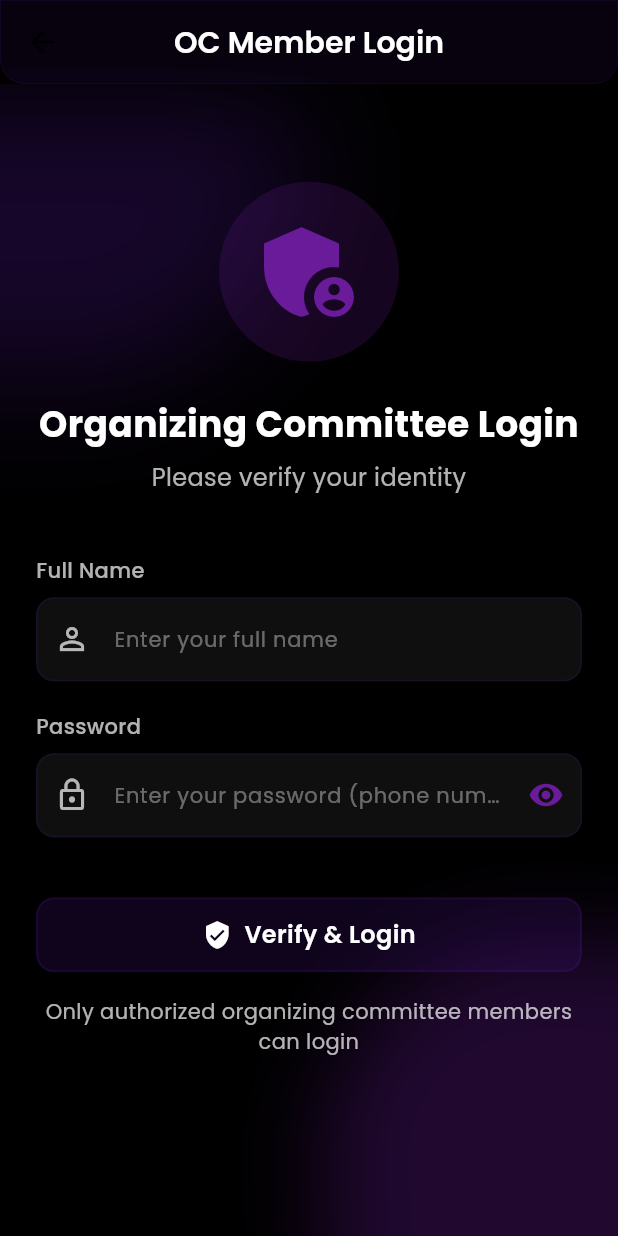
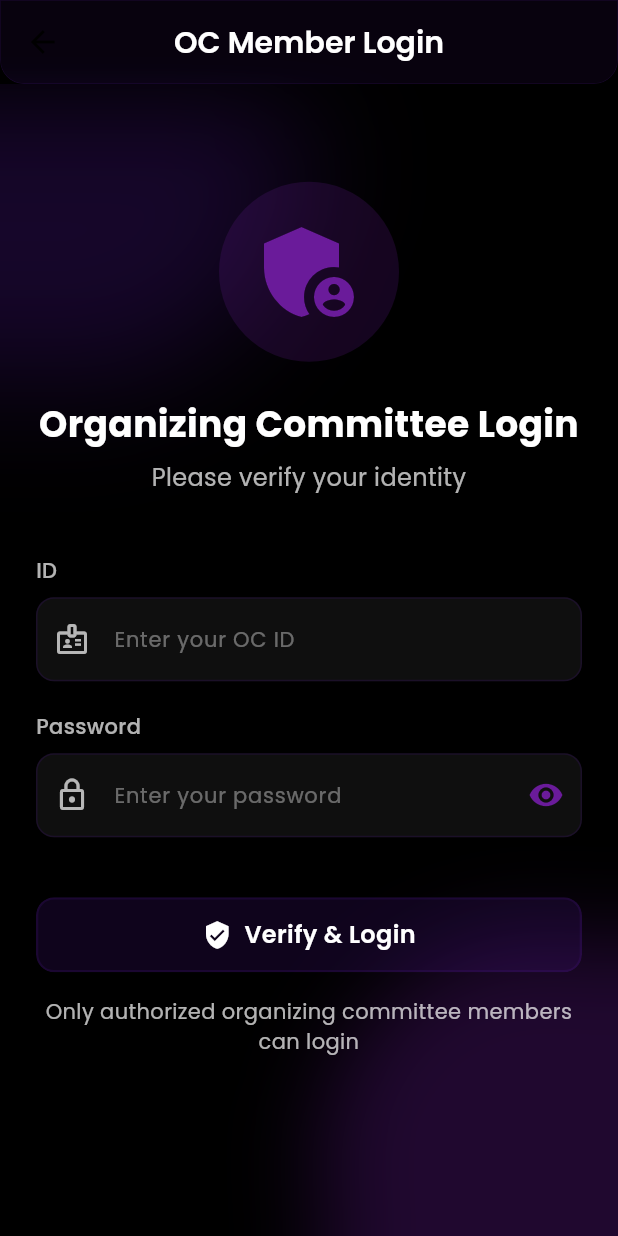
Before and after one commit to 32rohith/spectrum25, a Flutter app: the screen it shows after launch, after a tap on "Log in", on a phone screen of 412 x 824 dp. Run offline on Flutter 3.47's test engine with Material 3 defaults, Android fonts, the light colour scheme and no system bars; our stand-ins replace cloud_firestore, csv, firebase_auth, firebase_core, google_fonts, qr_flutter; missing offline and left inert: mobile_scanner, qr; accounts and stored records are empty.

Commit message:
oc id pwd

```diff
--- a/assets/octest.csv
+++ b/assets/octest.csv
@@ -1,2 +1,2 @@
-Name,Phone
-Octest,123456789
+ID,Password
+Spectrum25,ospc*csed321
--- a/lib/screens/oc_login_screen.dart
+++ b/lib/screens/oc_login_screen.dart
@@ -15,15 +15,15 @@ class OCLoginScreen extends StatefulWidget {
 }
 
 class _OCLoginScreenState extends State<OCLoginScreen> {
-  final _nameController = TextEditingController();
-  final _phoneController = TextEditingController();
+  final _idController = TextEditingController();
+  final _passwordController = TextEditingController();
   final _formKey = GlobalKey<FormState>();
   bool _isLoading = false;
   String? _errorMessage;
   bool _showPassword = false;
 
-  // OC member data & login security
-  List<List<dynamic>> _ocMembersData = [];
+  // OC login credentials
+  List<List<dynamic>> _ocCredentials = [];
   int _loginAttempts = 0;
   int _maxLoginAttempts = 5;
   bool _lockoutActive = false;
@@ -33,53 +33,49 @@ class _OCLoginScreenState extends State<OCLoginScreen> {
   @override
   void initState() {
     super.initState();
-    _loadOCMembersData();
+    _loadOCCredentials();
   }
 
-  Future<void> _loadOCMembersData() async {
+  Future<void> _loadOCCredentials() async {
     try {
       // Load the CSV file from assets
       final String csvData = await rootBundle.loadString('assets/octest.csv');
 
       // Parse the CSV data
-      _ocMembersData = const CsvToListConverter().convert(csvData);
+      _ocCredentials = const CsvToListConverter().convert(csvData);
 
-      print('Loaded ${_ocMembersData.length} OC members records');
+      print('Loaded OC credentials');
     } catch (e) {
-      print('Error loading OC members data: $e');
+      print('Error loading OC credentials: $e');
       setState(() {
-        _errorMessage = 'Error loading OC members data. Please try again.';
+        _errorMessage = 'Error loading OC credentials. Please try again.';
       });
     }
   }
 
   @override
   void dispose() {
-    _nameController.dispose();
-    _phoneController.dispose();
+    _idController.dispose();
+    _passwordController.dispose();
     super.dispose();
   }
 
-  // Verify if user exists in OC members data
-  bool _verifyOCMember(String name, String phone) {
-    if (_ocMembersData.isEmpty) {
+  // Verify if credentials match the fixed values
+  bool _verifyOCCredentials(String id, String password) {
+    if (_ocCredentials.isEmpty) {
       setState(() {
-        _errorMessage = 'OC members data not loaded. Please try again.';
+        _errorMessage = 'OC credentials not loaded. Please try again.';
       });
       return false;
     }
 
-    // Normalize inputs for comparison (trim whitespace, convert to lowercase)
-    final normalizedName = name.trim().toLowerCase();
-    final normalizedPhone = phone.trim();
+    // Check if credentials match the fixed values in the CSV
+    for (var credential in _ocCredentials) {
+      if (credential.length >= 2) {
+        final validId = credential[0].toString().trim();
+        final validPassword = credential[1].toString().trim();
 
-    // Check if user exists in OC members data
-    for (var member in _ocMembersData) {
-      if (member.length >= 2) {
-        final memberName = member[0].toString().trim().toLowerCase();
-        final memberPhone = member[1].toString().trim();
-
-        if (memberName == normalizedName && memberPhone == normalizedPhone) {
+        if (id == validId && password == validPassword) {
           return true;
         }
       }
@@ -115,7 +111,7 @@ class _OCLoginScreenState extends State<OCLoginScreen> {
         _lockoutEndTime = DateTime.now().add(_lockoutDuration);
         _errorMessage = 'Too many failed attempts. Please try again after ${_lockoutDuration.inMinutes} minutes.';
       } else {
-        _errorMessage = 'Verification failed. Invalid name or phone number. '
+        _errorMessage = 'Verification failed. Invalid ID or password. '
             '${_maxLoginAttempts - _loginAttempts} attempts remaining.';
       }
     });
@@ -138,10 +134,10 @@ class _OCLoginScreenState extends State<OCLoginScreen> {
       });
 
       Future.delayed(const Duration(milliseconds: 800), () {
-        final name = _nameController.text;
-        final phone = _phoneController.text;
+        final id = _idController.text;
+        final password = _passwordController.text;
 
-        final isVerified = _verifyOCMember(name, phone);
+        final isVerified = _verifyOCCredentials(id, password);
 
         setState(() {
           _isLoading = false;
@@ -289,18 +285,18 @@ class _OCLoginScreenState extends State<OCLoginScreen> {
 
                     const SizedBox(height: 40),
 
-                    // Name Field
+                    // ID Field
                     CustomTextField(
-                      label: 'Full Name',
-                      hint: 'Enter your full name',
-                      controller: _nameController,
+                      label: 'ID',
+                      hint: 'Enter your OC ID',
+                      controller: _idController,
                       prefixIcon: Icon(
-                        Icons.person_outline,
+                        Icons.badge_outlined,
                         color: AppTheme.textSecondaryColor,
                       ),
                       validator: (value) {
                         if (value == null || value.isEmpty) {
-                          return 'Please enter your name';
+                          return 'Please enter your ID';
                         }
                         return null;
                       },
@@ -308,12 +304,11 @@ class _OCLoginScreenState extends State<OCLoginScreen> {
 
                     const SizedBox(height: 20),
 
-                    // Password Field (Phone Number)
+                    // Password Field
                     CustomTextField(
                       label: 'Password',
-                      hint: 'Enter your password (phone number)',
-                      controller: _phoneController,
-                      keyboardType: TextInputType.phone,
+                      hint: 'Enter your password',
+                      controller: _passwordController,
                       obscureText: !_showPassword,
                       prefixIcon: Icon(
                         Icons.lock_outline,
@@ -333,18 +328,6 @@ class _OCLoginScreenState extends State<OCLoginScreen> {
                       validator: (value) {
                         if (value == null || value.isEmpty) {
                           return 'Please enter your password';
-                        }
-                        // Ensure only numbers are entered
-                        if (!RegExp(r'^[0-9]+$').hasMatch(value)) {
-                          return 'Password must contain only numbers';
-                        }
-
-                        // Remove all non-numeric characters for validation
-                        final cleanPhone = value.replaceAll(RegExp(r'\D'), '');
-
-                        // Basic phone number validation - can be customized for your country format
-                        if (cleanPhone.length < 8 || cleanPhone.length > 15) {
-                          return 'Please enter a valid phone number';
                         }
                         return null;
                       },
```
